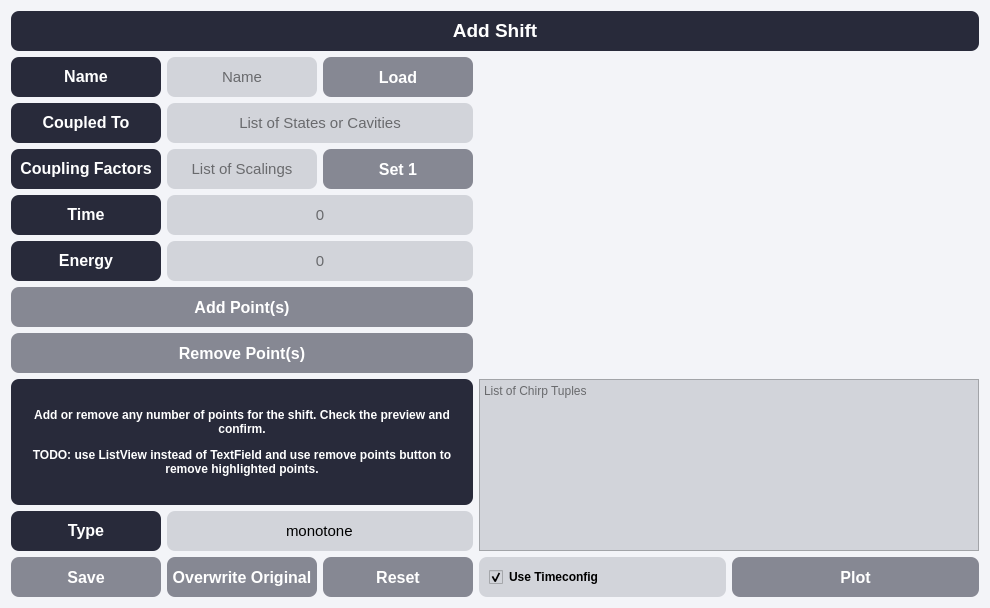
davidbauch/QDaCC-GUI, file add_chirp.ui: the form before one commit.
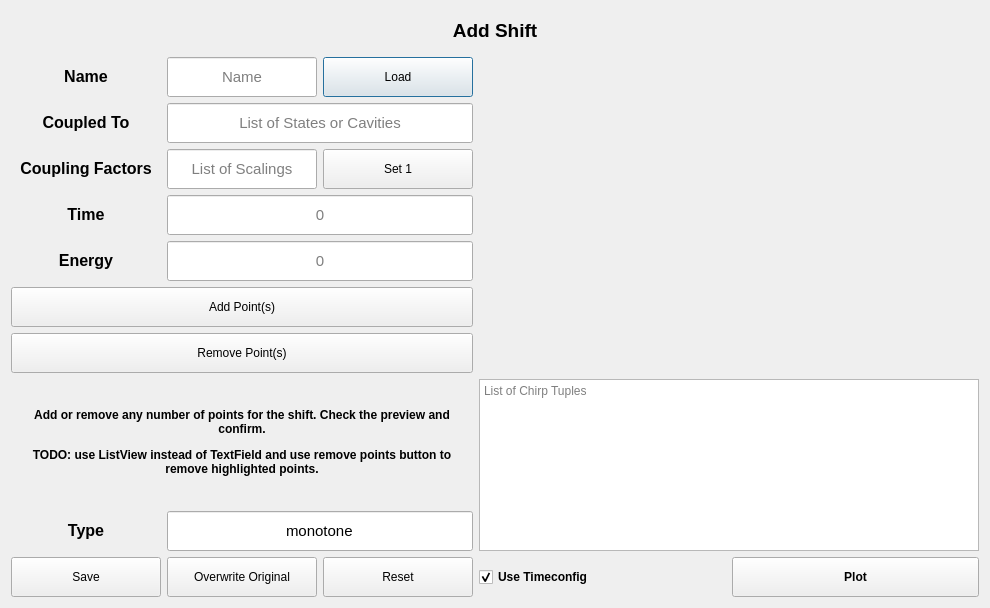
The form after the commit. Custom widgets are drawn as their Qt base class.

```diff
--- a/add_chirp.ui
+++ b/add_chirp.ui
@@ -13,50 +13,6 @@
   <property name="windowTitle">
    <string>Dialog</string>
   </property>
-  <property name="styleSheet">
-   <string notr="true">QWidget {background-color: #F3F4F8;}
-
-QPushButton {background-color: #88282A3A;  color: #FFFFFF; border-radius: 8px;  font-weight: bold; font-size: 16px; }
-QPushButton::hover {background-color: qlineargradient( x1:0 y1:0, x2:0 y2:1, stop:0.9 #D2D4DA, stop:0.91 #88282A3A);}
-QPushButton[objectName^=&quot;button_next_tab&quot;] {background-color: qlineargradient( x1:0 y1:0, x2:0 y2:1, stop:0.9 #f4501e, stop:0.91 #8d2f13);  color: #FFFFFF; border-radius: 8px; }
-QPushButton[objectName^=&quot;button_next_tab&quot;]::hover {background-color: #aaf4501e; transition: 2.5s;}
-
-QTextEdit {background-color: #D2D4DA;}
-QTextEdit::hover {background-color: #D2D4DA}
-
-QLabel {background-color: #282A3A; border-radius: 8px; color: #FFFFFF;}
-QLabel[objectName^=&quot;label_title&quot;] {background-color: #44282A3A; border-radius: 8px; color: #000000; border-bottom-right-radius: 0; border-bottom-left-radius: 0; border-bottom-width: 2px; border-bottom-color: #000000;}
-QLabel[objectName^=&quot;label_output&quot;] {background-color: #44282A3A; border-radius: 8px; color: #000000; border-top-right-radius: 0; border-top-left-radius: 0; }
-QLabel[objectName^=&quot;label_plot&quot;] {background-color: #44282A3A; border-radius: 8px; color: #000000;  border-top-right-radius: 0; border-top-left-radius: 0; }
-
-QLineEdit {border-radius: 8px;background-color: #D2D4DA; }
-QLineEdit::hover {background-color: #D2D4DA}
-
-QComboBox {border-radius: 8px; background-color: #D2D4DA;  padding-left: 10% }
-QComboBox::hover {background-color: #D2D4DA}
-
-QCheckBox {background-color: #D2D4DA;border-radius: 8px; padding-left:10% }
-QCheckBox::hover {background-color: #D2D4DA}
-
-QTextBrowser {background-color: #D2D4DA; }
-QTextBrowser[objectName^=&quot;text_output&quot;] {background-color: #44282A3A; border-radius: 8px; color: #000000; }
-
-QTabWidget::tab-bar {   border: 0px solid #282A3A;}
-QTabBar::tab {  background-color: #88282A3A;  color: white;  padding-left: 10px; padding-right:10px; padding-bottom: 10px; padding-top: 5px; font-weight: bold;}
-QTabBar::tab:selected { background-color: qlineargradient( x1:0 y1:0, x2:0 y2:1, stop:0.9 #282A3A, stop:0.91 #88282A3A); padding-right:50px; padding-left:50px; border-width: 2px; border-color: black}
-
-QScrollBar::handle:vertical {background-color: #282A3A; min-height: 30px;max-height: 20%;border-radius: 7px; margin: 0}
-QScrollBar::handle:vertical:hover{background-color: #88282A3A;}
-QScrollBar::handle:vertical:pressed {background-color: #f4501e;}
-QScrollBar::sub-line:vertical {border: none;background-color: #f4501e;height: 15px;border-top-left-radius: 7px;border-top-right-radius: 7px;subcontrol-position: top;subcontrol-origin: 0;max-height: 20%;}
-QScrollBar::sub-line:vertical:hover {background-color: #88282A3A;}
-QScrollBar::sub-line:vertical:pressed {background-color: #f4501e;}
-QScrollBar::add-line:vertical {border: none;background-color: #f4501e;height: 15px;border-bottom-left-radius: 7px;border-bottom-right-radius: 7px;subcontrol-position: bottom;subcontrol-origin: 0;max-height: 20%;}
-QScrollBar::add-line:vertical:hover {background-color: #88282A3A;}
-QScrollBar::add-line:vertical:pressed {background-color: #f4501e;}
-QScrollBar::up-arrow:vertical, QScrollBar::down-arrow:vertical {background: none;}
-QScrollBar::add-page:vertical, QScrollBar::sub-page:vertical {background: none;}</string>
-  </property>
   <layout class="QGridLayout" name="gridLayout">
    <item row="0" column="0" colspan="5">
     <widget class="QLabel" name="label_2">
@@ -458,7 +414,6 @@
      </property>
      <property name="font">
       <font>
-       <pointsize>-1</pointsize>
        <bold>true</bold>
       </font>
      </property>
```
